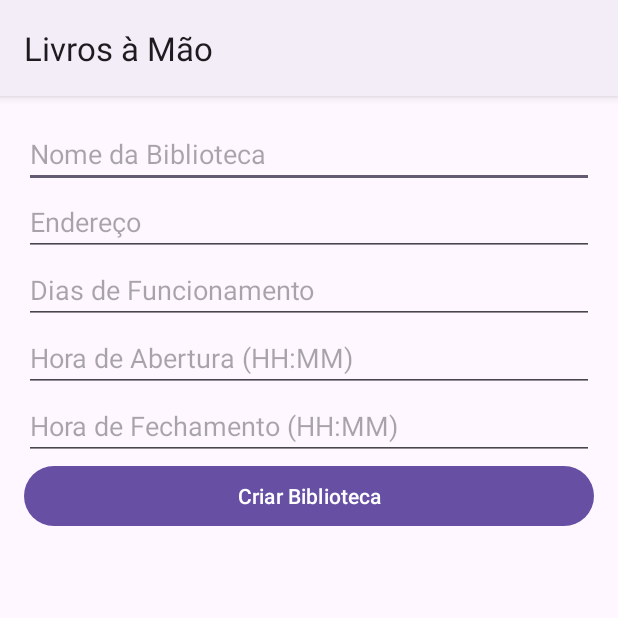
After one commit to ricki0031/DSSMV_ProjectDroid_1211322_1221886, an Android app: the CreateLibraryActivity screen opened directly, with no data from a screen before it, on a phone screen of 412 x 824 dp, the top half of it. The commit adds this screen. Run offline under Robolectric (Android 15) with nearby library versions, the phone set to English and light mode, and no system bars.

Commit message:
almost complete, miss deletelibrary error 404 and some layout changes

```diff
--- a/app/src/main/AndroidManifest.xml
+++ b/app/src/main/AndroidManifest.xml
@@ -53,6 +53,9 @@
         <activity
                 android:name=".ResultadosPesquisaActivity">
         </activity>
+
+        <activity android:name=".CreateLibraryActivity" />
+
     </application>
 
 </manifest>
--- /dev/null
+++ b/app/src/main/java/com/example/livrosmo/CreateLibraryActivity.java
@@ -0,0 +1,75 @@
+package com.example.livrosmo;
+
+import android.os.Bundle;
+import android.util.Log;
+import android.widget.Button;
+import android.widget.EditText;
+import android.widget.Toast;
+
+import androidx.appcompat.app.AppCompatActivity;
+
+import retrofit2.Call;
+import retrofit2.Callback;
+import retrofit2.Response;
+import retrofit2.Retrofit;
+import retrofit2.converter.gson.GsonConverterFactory;
+
+public class CreateLibraryActivity extends AppCompatActivity {
+
+    @Override
+    protected void onCreate(Bundle savedInstanceState) {
+        super.onCreate(savedInstanceState);
+        setContentView(R.layout.activity_create_library);
+
+        EditText nameInput = findViewById(R.id.editName);
+        EditText addressInput = findViewById(R.id.editAddress);
+        EditText openDaysInput = findViewById(R.id.editOpenDays);
+        EditText openTimeInput = findViewById(R.id.editOpenTime);
+        EditText closeTimeInput = findViewById(R.id.editCloseTime);
+        Button createButton = findViewById(R.id.btnCreateLibrary);
+
+        createButton.setOnClickListener(v -> {
+            String name = nameInput.getText().toString();
+            String address = addressInput.getText().toString();
+            String openDays = openDaysInput.getText().toString();
+            String openTime = openTimeInput.getText().toString();
+            String closeTime = closeTimeInput.getText().toString();
+
+            if (name.isEmpty() || address.isEmpty() || openDays.isEmpty() || openTime.isEmpty() || closeTime.isEmpty()) {
+                Toast.makeText(this, "Preencha todos os campos", Toast.LENGTH_SHORT).show();
+                return;
+            }
+
+            createLibrary(new BibliotecaRequest(name, address, openDays, openTime, closeTime));
+        });
+    }
+
+    private void createLibrary(BibliotecaRequest request) {
+        Retrofit retrofit = new Retrofit.Builder()
+                .baseUrl("http://193.136.62.24/")
+                .addConverterFactory(GsonConverterFactory.create())
+                .build();
+
+        BibliotecaActivity.BibliotecaService service = retrofit.create(BibliotecaActivity.BibliotecaService.class);
+
+        Call<Void> call = service.createLibrary(request);
+        call.enqueue(new Callback<Void>() {
+            @Override
+            public void onResponse(Call<Void> call, Response<Void> response) {
+                if (response.isSuccessful()) {
+                    Toast.makeText(CreateLibraryActivity.this, "Biblioteca criada com sucesso!", Toast.LENGTH_SHORT).show();
+                    finish();
+                } else {
+                    Log.e("CreateLibrary", "Erro ao criar biblioteca: " + response.message());
+                    Toast.makeText(CreateLibraryActivity.this, "Erro: " + response.message(), Toast.LENGTH_SHORT).show();
+                }
+            }
+
+            @Override
+            public void onFailure(Call<Void> call, Throwable t) {
+                Log.e("CreateLibrary", "Falha na conexão", t);
+                Toast.makeText(CreateLibraryActivity.this, "Falha na conexão: " + t.getMessage(), Toast.LENGTH_SHORT).show();
+            }
+        });
+    }
+}
--- /dev/null
+++ b/app/src/main/res/layout/activity_create_library.xml
@@ -0,0 +1,44 @@
+<?xml version="1.0" encoding="utf-8"?>
+<LinearLayout
+        xmlns:android="http://schemas.android.com/apk/res/android"
+        android:layout_width="match_parent"
+        android:layout_height="match_parent"
+        android:orientation="vertical"
+        android:padding="16dp">
+
+    <EditText
+            android:id="@+id/editName"
+            android:layout_width="match_parent"
+            android:layout_height="wrap_content"
+            android:hint="Nome da Biblioteca" />
+
+    <EditText
+            android:id="@+id/editAddress"
+            android:layout_width="match_parent"
+            android:layout_height="wrap_content"
+            android:hint="Endereço" />
+
+    <EditText
+            android:id="@+id/editOpenDays"
+            android:layout_width="match_parent"
+            android:layout_height="wrap_content"
+            android:hint="Dias de Funcionamento" />
+
+    <EditText
+            android:id="@+id/editOpenTime"
+            android:layout_width="match_parent"
+            android:layout_height="wrap_content"
+            android:hint="Hora de Abertura (HH:MM)" />
+
+    <EditText
+            android:id="@+id/editCloseTime"
+            android:layout_width="match_parent"
+            android:layout_height="wrap_content"
+            android:hint="Hora de Fechamento (HH:MM)" />
+
+    <Button
+            android:id="@+id/btnCreateLibrary"
+            android:layout_width="match_parent"
+            android:layout_height="wrap_content"
+            android:text="Criar Biblioteca" />
+</LinearLayout>
--- a/app/src/main/res/menu/contextmenu_bibliotecas.xml
+++ b/app/src/main/res/menu/contextmenu_bibliotecas.xml
@@ -2,5 +2,8 @@
 <menu xmlns:android="http://schemas.android.com/apk/res/android">
     <item
             android:id="@+id/biblioSeleci"
-            android:title="Selecionar biblioteca"/>
+            android:title="Selecionar biblioteca" />
+    <item
+            android:id="@+id/biblioRemover"
+            android:title="Remover biblioteca" />
 </menu>
```
Also changed, not shown: app/src/main/java/com/example/livrosmo/BibliotecaActivity.java (+71 -10 lines), app/src/main/java/com/example/livrosmo/BibliotecaRequest.java (added, +37 -0 lines), app/src/main/java/com/example/livrosmo/ListaBibliotecas.java (+25 -27 lines), app/src/main/java/com/example/livrosmo/Time.java (added, +24 -0 lines), app/src/main/res/layout/activity_bibliotecas.xml (+11 -8 lines), app/src/main/res/layout/item_biblioteca.xml (+10 -9 lines).
